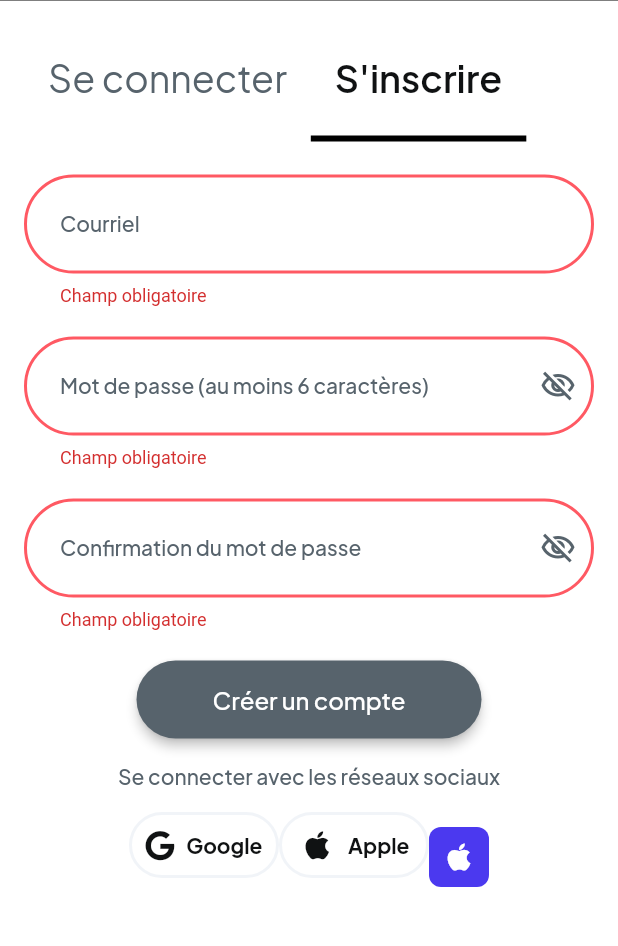
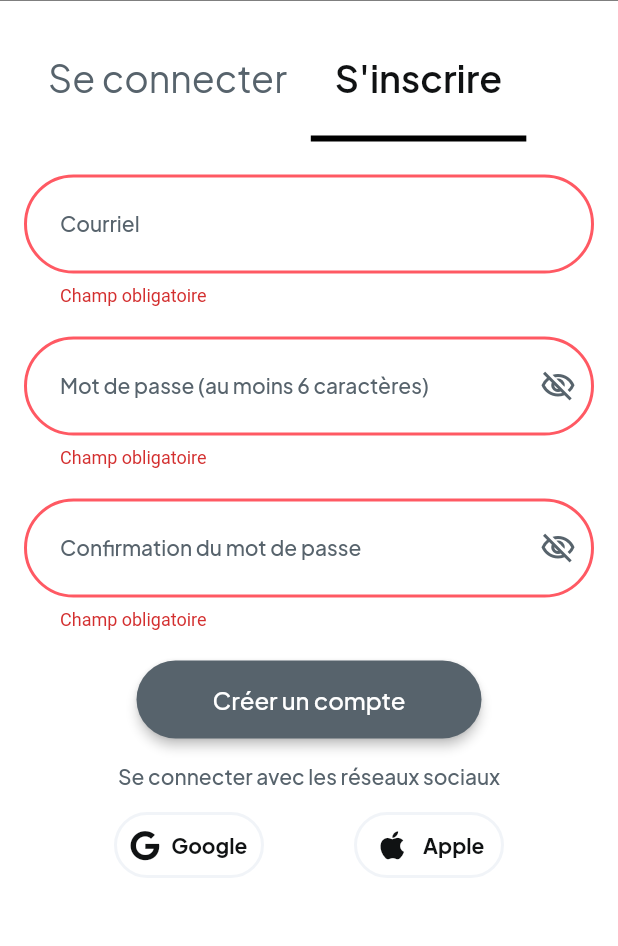
Before and after one commit to trichol/kilian, a Flutter app: the screen it shows after launch, tab 2 chosen, on a phone screen of 412 x 824 dp, the part 67-1013 px from its top. Run offline on Flutter 3.47's test engine with Material 3 defaults, Android fonts, the phone set to English and light mode, and no system bars; drawn by our look-alikes of auto_size_text; our stand-ins replace badges, cloud_firestore, cloud_functions, dropdown_button2, easy_debounce, equatable and 24 more; missing offline and left inert: aligned_dialog, internet_file, json_path, mime_type, pdfx, universal_html; accounts and stored records are empty; statements that could not run were skipped.

Commit message:
Updating to latest FlutterFlow output.

```diff
--- a/lib/login/login_widget.dart
+++ b/lib/login/login_widget.dart
@@ -2,7 +2,6 @@ import '/auth/firebase_auth/auth_util.dart';
 import '/backend/api_requests/api_calls.dart';
 import '/backend/backend.dart';
 import '/flutter_flow/flutter_flow_animations.dart';
-import '/flutter_flow/flutter_flow_icon_button.dart';
 import '/flutter_flow/flutter_flow_theme.dart';
 import '/flutter_flow/flutter_flow_util.dart';
 import '/flutter_flow/flutter_flow_widgets.dart';
@@ -1942,7 +1941,7 @@ class _LoginWidgetState extends State<LoginWidget>
                                           Row(
                                             mainAxisSize: MainAxisSize.max,
                                             mainAxisAlignment:
-                                                MainAxisAlignment.center,
+                                                MainAxisAlignment.spaceEvenly,
                                             crossAxisAlignment:
                                                 CrossAxisAlignment.center,
                                             children: [
@@ -2184,24 +2183,6 @@ class _LoginWidgetState extends State<LoginWidget>
                                                   ),
                                                 ),
                                               ),
-                                              FlutterFlowIconButton(
-                                                borderRadius: 8.0,
-                                                buttonSize: 40.0,
-                                                fillColor:
-                                                    FlutterFlowTheme.of(context)
-                                                        .primary,
-                                                icon: Icon(
-                                                  Icons.apple,
-                                                  color: FlutterFlowTheme.of(
-                                                          context)
-                                                      .info,
-                                                  size: 24.0,
-                                                ),
-                                                onPressed: () {
-                                                  print(
-                                                      'IconButton pressed ...');
-                                                },
-                                              ),
                                             ],
                                           ),
                                         ],
```
